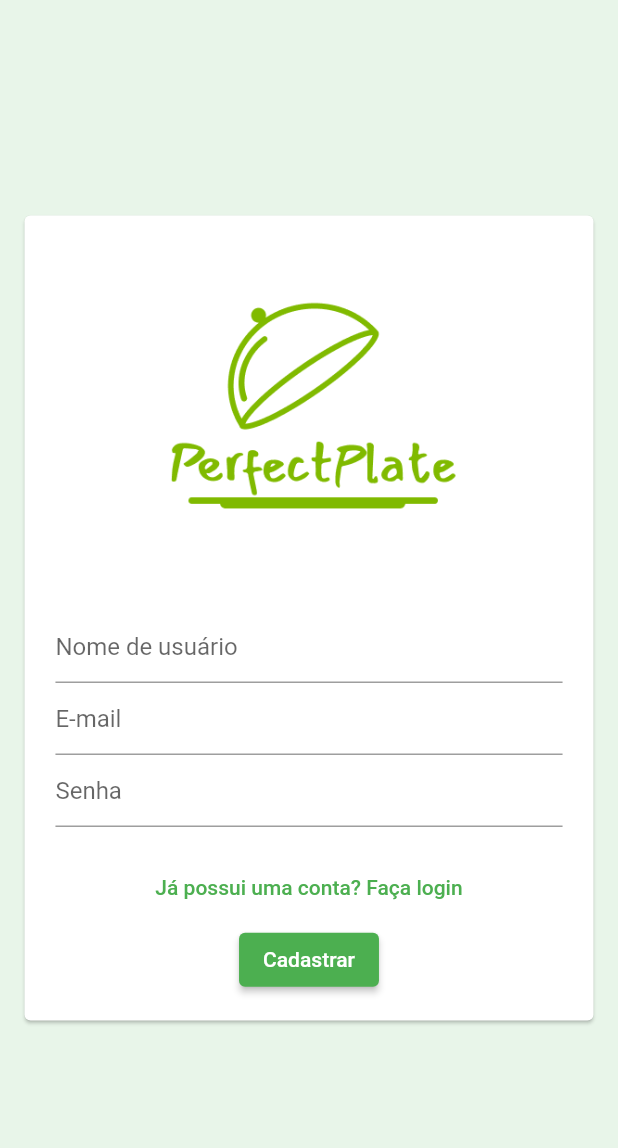
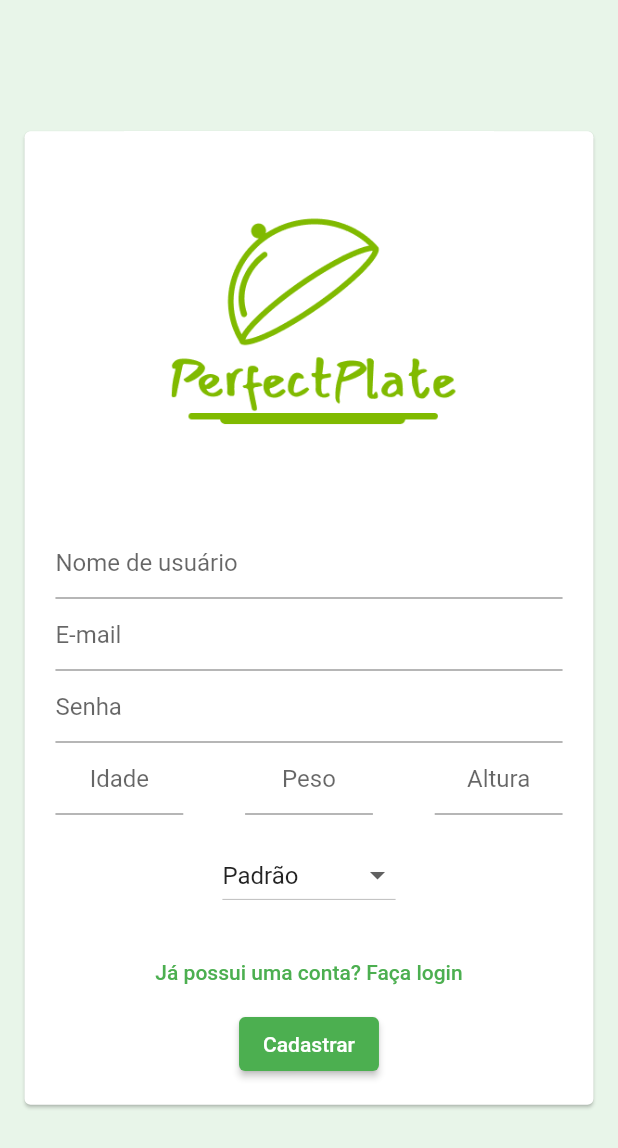
Before and after one commit to zizima100/PerfectPlate, a Flutter app: the screen it shows after launch, after a tap on "Não possui uma conta? Crie uma", on a phone screen of 412 x 824 dp. Shown: the top 1148 px of the screen. Run offline on Flutter 3.47's test engine with Material 2 defaults, Android fonts, the phone set to English and light mode, and no system bars; our stand-ins replace bloc, equatable, flutter_bloc, sizer; accounts and stored records are empty; network calls fail.

Commit message:
add new fields in signup user

```diff
--- a/mobile/perfectplate/lib/core/constants/strings.dart
+++ b/mobile/perfectplate/lib/core/constants/strings.dart
@@ -14,9 +14,12 @@ class ButtonConstants {
 
 class TextFieldConstants {
   TextFieldConstants._();
-  static const username = 'Nome de usuário';
+  static const name = 'Nome de usuário';
   static const email = 'E-mail';
   static const password = 'Senha';
+  static const age = 'Idade';
+  static const weight = 'Peso';
+  static const height = 'Altura';
 }
 
 class ErrorMessagesConstants {
--- /dev/null
+++ b/mobile/perfectplate/lib/core/utils/user_utils.dart
@@ -0,0 +1,29 @@
+import 'package:perfectplate/data/models/auth/auth_models.dart';
+
+class UserUtils {
+  UserUtils._();
+
+  static String parseTypeEnumToTitle(UserType e) {
+    switch (e) {
+      case UserType.bodybuilder:
+        return 'Fisiculturista';
+      case UserType.nutritionist:
+        return 'Nutricionista';
+      case UserType.defaultUser:
+        return 'Padrão';
+      default:
+        return '';
+    }
+  }
+
+  static UserType parseStringEnumToEnum(String e) {
+    if (e == UserType.bodybuilder.toString().split('.')[1]) {
+      return UserType.bodybuilder;
+    } else if (e ==
+        UserType.nutritionist.toString().split('.')[1]) {
+      return UserType.nutritionist;
+    } else {
+      return UserType.defaultUser;
+    }
+  }
+}
--- a/mobile/perfectplate/lib/data/models/auth/auth_models.dart
+++ b/mobile/perfectplate/lib/data/models/auth/auth_models.dart
@@ -21,31 +21,82 @@ class AuthMode {
 enum Mode { login, signup }
 
 class SingUpUser {
-  final String username;
-  final String email;
-  final String password;
+  String email;
+  String password;
+  String name;
+  String age;
+  String sex;
+  String weight;
+  String height;
+  String userType;
 
-  SingUpUser(this.username, this.email, this.password);
+  SingUpUser({
+    this.email = '',
+    this.password = '',
+    this.name = '',
+    this.age = '',
+    this.sex = '',
+    this.weight = '',
+    this.height = '',
+    this.userType = '',
+  });
+
+  SingUpUser copyWith({
+    String? email,
+    String? password,
+    String? name,
+    String? age,
+    String? sex,
+    String? weight,
+    String? height,
+    String? userType,
+  }) {
+    return SingUpUser(
+      email: email ?? this.email,
+      password: password ?? this.password,
+      name: name ?? this.name,
+      age: age ?? this.age,
+      sex: sex ?? this.sex,
+      weight: weight ?? this.weight,
+      height: height ?? this.height,
+      userType: userType ?? this.userType,
+    );
+  }
 
   Map<String, dynamic> toMap() {
     return {
-      'username': username,
       'email': email,
       'password': password,
+      'name': name,
+      'age': age,
+      'sex': sex,
+      'weight': weight,
+      'height': height,
+      'userType': userType,
     };
   }
 
   factory SingUpUser.fromMap(Map<String, dynamic> map) {
     return SingUpUser(
-      map['username'],
-      map['email'],
-      map['password'],
+      email: map['email'],
+      password: map['password'],
+      name: map['name'],
+      age: map['age'],
+      sex: map['sex'],
+      weight: map['weight'],
+      height: map['height'],
+      userType: map['userType'],
     );
   }
 
   String toJson() => json.encode(toMap());
 
   factory SingUpUser.fromJson(String source) => SingUpUser.fromMap(json.decode(source));
+
+  @override
+  String toString() {
+    return 'SingUpUser(email: $email, password: $password, name: $name, age: $age, sex: $sex, weight: $weight, height: $height, userType: $userType)';
+  }
 }
 
 class LoginUser {
@@ -72,3 +123,9 @@ class LoginUser {
 
   factory LoginUser.fromJson(String source) => LoginUser.fromMap(json.decode(source));
 }
+
+enum UserType {
+  bodybuilder,
+  nutritionist,
+  defaultUser,
+}
--- a/mobile/perfectplate/lib/presentation/screens/auth/auth_page.dart
+++ b/mobile/perfectplate/lib/presentation/screens/auth/auth_page.dart
@@ -1,10 +1,13 @@
 import 'package:flutter/material.dart';
+import 'package:flutter/services.dart';
 import 'package:flutter_bloc/flutter_bloc.dart';
+import 'package:perfectplate/core/utils/user_utils.dart';
 import 'package:perfectplate/data/models/auth/auth_models.dart';
 import 'package:perfectplate/logic/bloc/auth_user/auth_user_bloc.dart';
 import 'package:perfectplate/core/constants/strings.dart';
 import 'package:perfectplate/logic/bloc/plates_bloc/plates_bloc.dart';
 import 'package:perfectplate/presentation/router/routes.dart';
+import 'package:perfectplate/presentation/screens/auth/widgets/text_fields.dart';
 import 'package:sizer/sizer.dart';
 
 class AuthPage extends StatelessWidget {
@@ -101,16 +104,18 @@ class AuthFormWidget extends StatefulWidget {
 class _AuthFormWidgetState extends State<AuthFormWidget> {
   late String email;
   late String password;
-  late String username;
+  late SingUpUser signUpUser;
   late AuthMode mode;
   late AuthUserBloc authUserBloc;
+  late UserType userType;
 
   @override
   void initState() {
+    mode = AuthMode(Mode.login);
+    signUpUser = SingUpUser();
     email = '';
     password = '';
-    username = '';
-    mode = AuthMode(Mode.login);
+    userType = UserType.defaultUser;
     authUserBloc = BlocProvider.of<AuthUserBloc>(context);
     super.initState();
   }
@@ -127,12 +132,12 @@ class _AuthFormWidgetState extends State<AuthFormWidget> {
               children: [
                 if (mode.isSignup())
                   TextField(
-                    key: ValueKey('username'),
+                    key: ValueKey('name'),
                     decoration: InputDecoration(
-                      hintText: TextFieldConstants.username,
+                      hintText: TextFieldConstants.name,
                     ),
                     onChanged: (value) {
-                      setState(() => username = value);
+                      setState(() => signUpUser.name.trim());
                     },
                   ),
                 TextField(
@@ -142,7 +147,7 @@ class _AuthFormWidgetState extends State<AuthFormWidget> {
                   ),
                   keyboardType: TextInputType.emailAddress,
                   onChanged: (value) {
-                    setState(() => email = value);
+                    setState(() => email = value.trim());
                   },
                 ),
                 TextField(
@@ -155,6 +160,58 @@ class _AuthFormWidgetState extends State<AuthFormWidget> {
                     setState(() => password = value);
                   },
                 ),
+                if(mode.isSignup())
+                  Column(
+                    children: [
+                      Row(
+                        children: [
+                          NumberTextField(
+                            textFieldKey: 'age',
+                            hintText: TextFieldConstants.age,
+                            maxLenght: 3,
+                            onChanged: (value) {
+                              setState(() => signUpUser.age = value.trim());
+                            },
+                          ),
+                          SizedBox(width: 5.h),
+                          NumberTextField(
+                            textFieldKey: 'weight',
+                            hintText: TextFieldConstants.weight,
+                            maxLenght: 5,
+                            onChanged: (value) {
+                              setState(() => signUpUser.weight = value.trim());
+                            },
+                          ),
+                          SizedBox(width: 5.h),
+                          NumberTextField(
+                            textFieldKey: 'height',
+                            hintText: TextFieldConstants.height,
+                            maxLenght: 5,
+                            onChanged: (value) {
+                              setState(() => signUpUser.height = value.trim());
+                            },
+                          ),
+                        ],
+                      ),
+                      SizedBox(height: 2.h,),
+                      DropdownButton<UserType>(
+                        value: userType,
+                        onChanged: (value) {
+                          setState(() {
+                            userType =
+                                value ?? UserType.defaultUser;
+                          });
+                        },
+                        items: UserType.values.map((value) {
+                          return DropdownMenuItem(
+                            value: value,
+                            child:
+                                Text(UserUtils.parseTypeEnumToTitle(value)),
+                          );
+                        }).toList(),
+                      ),
+                    ],
+                  ),
               ],
             ),
           ),
@@ -192,11 +249,9 @@ class _AuthFormWidgetState extends State<AuthFormWidget> {
                   LoginUserStartedEvent(LoginUser(email, password)),
                 );
               } else {
-                authUserBloc.add(
-                  SingUpUserStartedEvent(
-                    SingUpUser(username, email, password),
-                  ),
-                );
+                signUpUser.email = email;
+                signUpUser.password = password;
+                authUserBloc.add(SingUpUserStartedEvent(signUpUser));
               }
             },
           ),
--- /dev/null
+++ b/mobile/perfectplate/lib/presentation/screens/auth/widgets/text_fields.dart
@@ -0,0 +1,33 @@
+import 'package:flutter/material.dart';
+
+class NumberTextField extends StatelessWidget {
+  final String textFieldKey;
+  final String hintText;
+  final Function(String) onChanged;
+  final int maxLenght;
+
+  const NumberTextField({
+    Key? key,
+    required this.hintText,
+    required this.onChanged,
+    required this.maxLenght,
+    required this.textFieldKey,
+  }) : super(key: key);
+
+  @override
+  Widget build(BuildContext context) {
+    return Expanded(
+      child: TextField(
+        key: ValueKey(textFieldKey),
+        textAlign: TextAlign.center,
+        decoration: InputDecoration(
+          hintText: hintText,
+          counterText: '',
+        ),
+        maxLength: 5,
+        keyboardType: TextInputType.number,
+        onChanged: (value) => onChanged(value),
+      ),
+    );
+  }
+}
```
Also changed, not shown: mobile/perfectplate/lib/logic/bloc/auth_user/auth_user_bloc.dart (+8 -1 lines).
